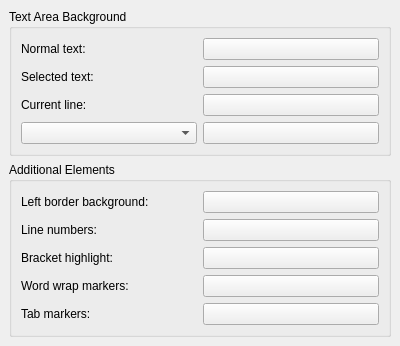
Old version of the form part/part/ui/schemaconfigcolortab.ui in the repository KDE/kate.
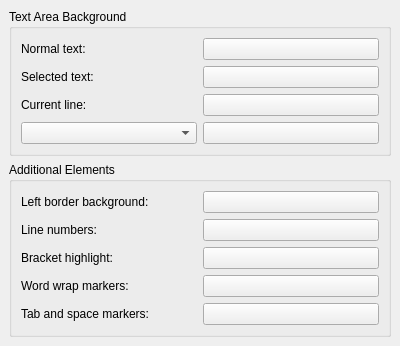
New version of the form. Custom widgets are drawn as their Qt base class.

What changed in the file:
```diff
--- a/part/part/ui/schemaconfigcolortab.ui
+++ b/part/part/ui/schemaconfigcolortab.ui
@@ -145,7 +145,7 @@
       <item row="4" column="0" >
        <widget class="QLabel" name="label_8" >
         <property name="text" >
-         <string>Tab markers:</string>
+         <string>Tab and space markers:</string>
         </property>
        </widget>
       </item>
```
Left out of the diff: 8 changed lines with no effect on the pictures.
